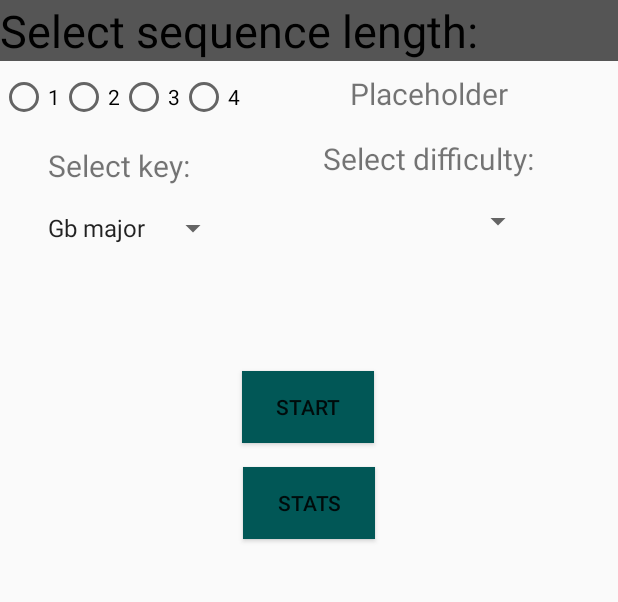
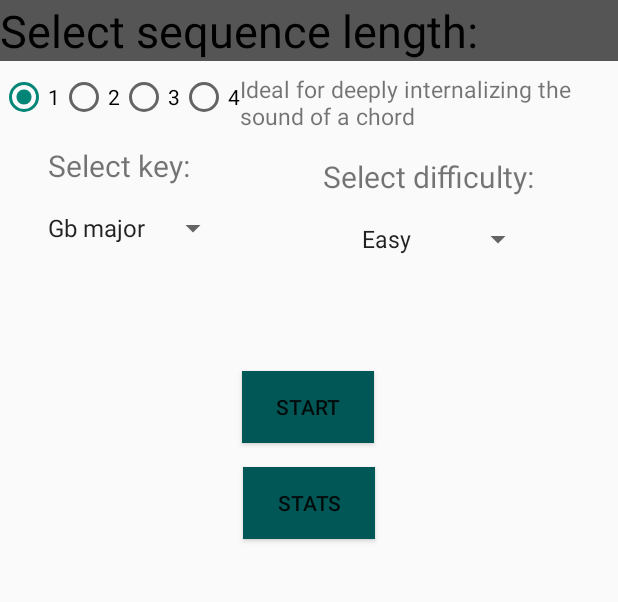
Before and after one commit to simontitk/chordtrain, an Android app: the screen it shows after launch (MainActivity), on a phone screen of 412 x 824 dp, the part 61-663 px from its top. Run offline under Robolectric (Android 15) with nearby library versions, the phone set to English and light mode, and no system bars; our stand-ins replace Room's generated code.

Commit message:
connect length radiobuttons and text display

```diff
--- a/app/src/main/java/com/example/chordtrain/MainActivity.kt
+++ b/app/src/main/java/com/example/chordtrain/MainActivity.kt
@@ -2,7 +2,11 @@ package com.example.chordtrain
 
 import android.os.Bundle
 import android.widget.ArrayAdapter
+import android.widget.RadioButton
+import android.widget.RadioGroup
 import android.widget.Spinner
+import android.widget.TextView
+import android.widget.Toast
 import androidx.activity.ComponentActivity
 import androidx.lifecycle.ViewModelProvider
 
@@ -15,7 +19,8 @@ class MainActivity : ComponentActivity() {
         setContentView(R.layout.activity_main)
         viewModel = ViewModelProvider(this)[MainViewModel::class.java]
 
-        val spinner: Spinner = findViewById(R.id.chord_spinner)
+
+        val keySpinner: Spinner = findViewById(R.id.chord_spinner)
         viewModel.allMusicalKeys.observe(this) { keys ->
             val adapter = ArrayAdapter(
                 this,
@@ -23,7 +28,39 @@ class MainActivity : ComponentActivity() {
                 keys.map { key -> key.name }
             )
             adapter.setDropDownViewResource(android.R.layout.simple_spinner_dropdown_item)
-            spinner.adapter = adapter
+            keySpinner.adapter = adapter
+        }
+
+        val difficultySpinner: Spinner = findViewById(R.id.difficulty_spinner)
+        val difficultyAdapter = ArrayAdapter(
+                this,
+                android.R.layout.simple_spinner_item,
+                listOf("Easy", "Medium", "Hard")
+        )
+        difficultyAdapter.setDropDownViewResource(android.R.layout.simple_spinner_dropdown_item)
+        difficultySpinner.adapter = difficultyAdapter
+
+
+        val lengthRadioGroup: RadioGroup = findViewById(R.id.length_radiogroup)
+        lengthRadioGroup.setOnCheckedChangeListener { _, checkedId ->
+            viewModel.selectedLength.value = when (checkedId) {
+                R.id.length_option1 -> 1
+                R.id.length_option2 -> 2
+                R.id.length_option3 -> 3
+                R.id.length_option4 -> 4
+                else -> 1
+            }
+        }
+
+        val lengthInfo: TextView = findViewById(R.id.length_info_text)
+        viewModel.selectedLength.observe(this) { length ->
+            lengthInfo.text = when (length) {
+                1 -> "Ideal for deeply internalizing the sound of a chord"
+                2 -> "Ideal for feeling the contrast between two chords"
+                3 -> "Covers 99% of pop songs"
+                4 -> "Test your music skills and your memory"
+                else -> "Keep on chording"
+            }
         }
     }
 }
--- a/app/src/main/java/com/example/chordtrain/MainViewModel.kt
+++ b/app/src/main/java/com/example/chordtrain/MainViewModel.kt
@@ -3,12 +3,14 @@ package com.example.chordtrain
 import android.app.Application
 import androidx.lifecycle.AndroidViewModel
 import androidx.lifecycle.LiveData
+import androidx.lifecycle.MutableLiveData
 
 
 class MainViewModel(application: Application): AndroidViewModel(application) {
 
     private val musicalKeyDao: MusicalKeyDao
     val allMusicalKeys: LiveData<List<MusicalKey>>
+    val selectedLength = MutableLiveData<Int>(1)
 
     init {
         val database = ChordTrainDatabase.getDatabase(application)
--- a/app/src/main/res/layout/activity_main.xml
+++ b/app/src/main/res/layout/activity_main.xml
@@ -28,7 +28,7 @@
         tools:layout_editor_absoluteX="0dp" />
 
     <RadioGroup
-        android:id="@+id/radioGroup"
+        android:id="@+id/length_radiogroup"
         android:layout_width="wrap_content"
         android:layout_height="wrap_content"
         android:layout_marginTop="8dp"
@@ -37,39 +37,42 @@
         app:layout_constraintTop_toBottomOf="@+id/textView2">
 
         <RadioButton
-            android:id="@+id/option1"
+            android:id="@+id/length_option1"
             android:layout_width="wrap_content"
             android:layout_height="wrap_content"
-            android:text="1" />
+            android:text="1"
+            android:checked="true"/>
 
         <RadioButton
-            android:id="@+id/option2"
+            android:id="@+id/length_option2"
             android:layout_width="wrap_content"
             android:layout_height="wrap_content"
             android:text="2" />
 
         <RadioButton
-            android:id="@+id/option3"
+            android:id="@+id/length_option3"
             android:layout_width="wrap_content"
             android:layout_height="wrap_content"
             android:text="3" />
 
         <RadioButton
-            android:id="@+id/option4"
+            android:id="@+id/length_option4"
             android:layout_width="wrap_content"
             android:layout_height="wrap_content"
             android:text="4" />
     </RadioGroup>
 
     <TextView
-        android:id="@+id/textView3"
-        android:layout_width="wrap_content"
+        android:id="@+id/length_info_text"
+        android:layout_width="0dp"
+        android:maxLines="3"
+        android:breakStrategy="simple"
         android:layout_height="wrap_content"
         android:layout_marginTop="8dp"
         android:text="Placeholder"
-        android:textSize="20dp"
+        android:textSize="15dp"
         app:layout_constraintEnd_toEndOf="parent"
-        app:layout_constraintStart_toEndOf="@+id/radioGroup"
+        app:layout_constraintStart_toEndOf="@id/length_radiogroup"
         app:layout_constraintTop_toBottomOf="@+id/textView2" />
 
     <TextView
@@ -81,7 +84,7 @@
         android:text="Select key:"
         android:textSize="20dp"
         app:layout_constraintStart_toStartOf="parent"
-        app:layout_constraintTop_toBottomOf="@+id/radioGroup" />
+        app:layout_constraintTop_toBottomOf="@id/length_radiogroup" />
 
 
     <TextView
@@ -93,18 +96,19 @@
         android:text="Select difficulty:"
         android:textSize="20dp"
         app:layout_constraintEnd_toEndOf="parent"
-        app:layout_constraintTop_toBottomOf="@+id/textView3" />
+        app:layout_constraintTop_toBottomOf="@id/length_info_text" />
 
     <Spinner
+        android:id="@+id/chord_spinner"
         android:layout_width="wrap_content"
         android:layout_height="wrap_content"
         android:layout_marginStart="24dp"
         android:layout_marginTop="16dp"
-        android:id="@+id/chord_spinner"
         app:layout_constraintStart_toStartOf="parent"
         app:layout_constraintTop_toBottomOf="@+id/textView5" />
 
     <Spinner
+        android:id="@+id/difficulty_spinner"
         android:layout_width="wrap_content"
         android:layout_height="wrap_content"
         android:layout_marginTop="16dp"
```
